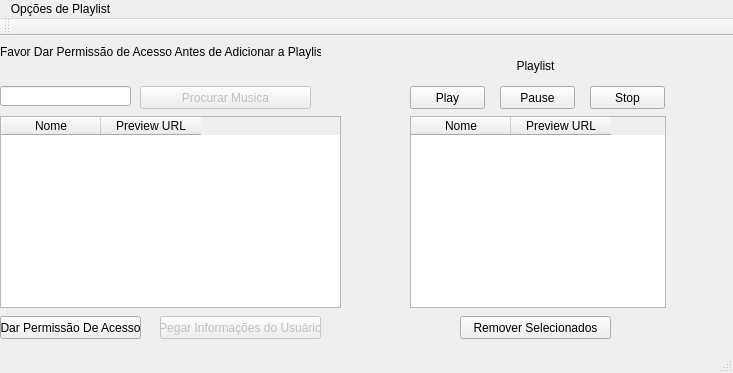
This is mainwindow.ui in supaidaman/Spotify-Player as Qt 5 draws it before an edit. The edited form follows.
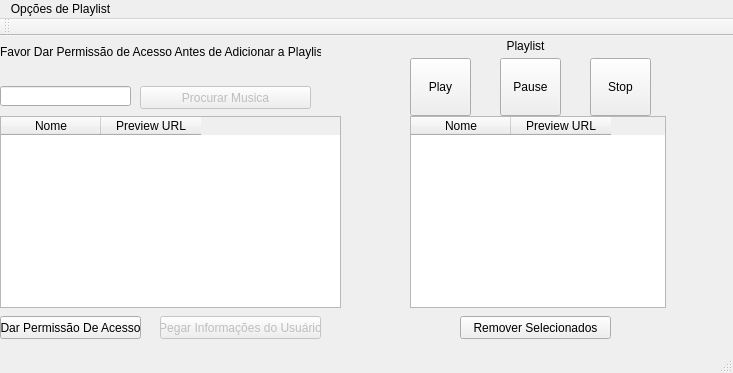
This is the edited form.

```diff
--- a/mainwindow.ui
+++ b/mainwindow.ui
@@ -125,8 +125,8 @@
    <widget class="QLabel" name="label_2">
     <property name="geometry">
      <rect>
-      <x>410</x>
-      <y>20</y>
+      <x>400</x>
+      <y>0</y>
       <width>251</width>
       <height>20</height>
      </rect>
@@ -142,9 +142,9 @@
     <property name="geometry">
      <rect>
       <x>410</x>
-      <y>50</y>
-      <width>75</width>
-      <height>23</height>
+      <y>22</y>
+      <width>61</width>
+      <height>58</height>
      </rect>
     </property>
     <property name="text">
@@ -155,9 +155,9 @@
     <property name="geometry">
      <rect>
       <x>500</x>
-      <y>50</y>
-      <width>75</width>
-      <height>23</height>
+      <y>22</y>
+      <width>61</width>
+      <height>58</height>
      </rect>
     </property>
     <property name="text">
@@ -168,9 +168,9 @@
     <property name="geometry">
      <rect>
       <x>590</x>
-      <y>50</y>
-      <width>75</width>
-      <height>23</height>
+      <y>22</y>
+      <width>61</width>
+      <height>58</height>
      </rect>
     </property>
     <property name="text">
```
Left out of the diff: 2 changed lines with no effect on the pictures.
